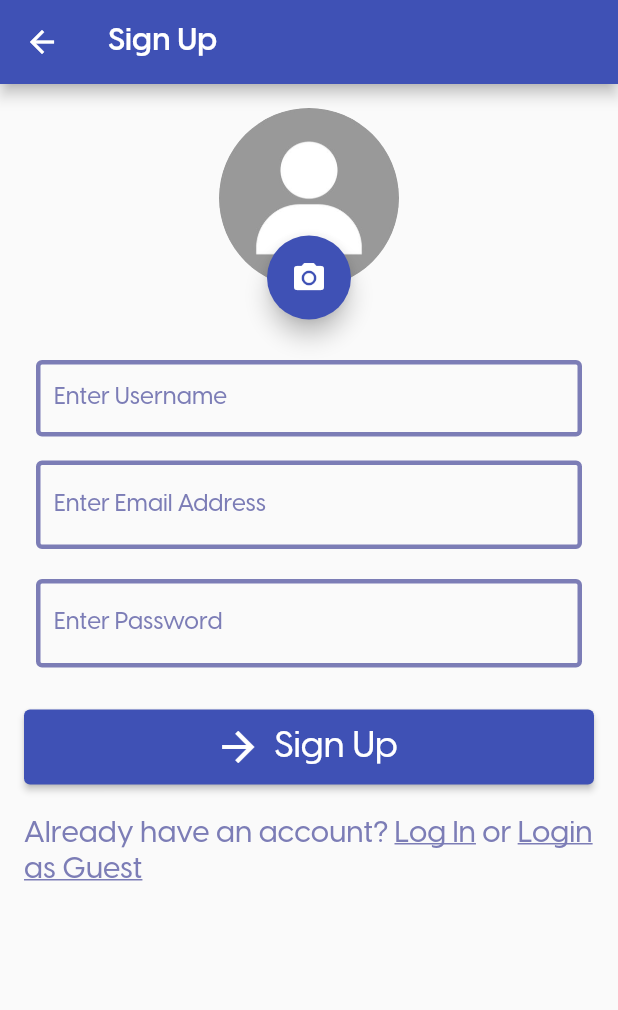
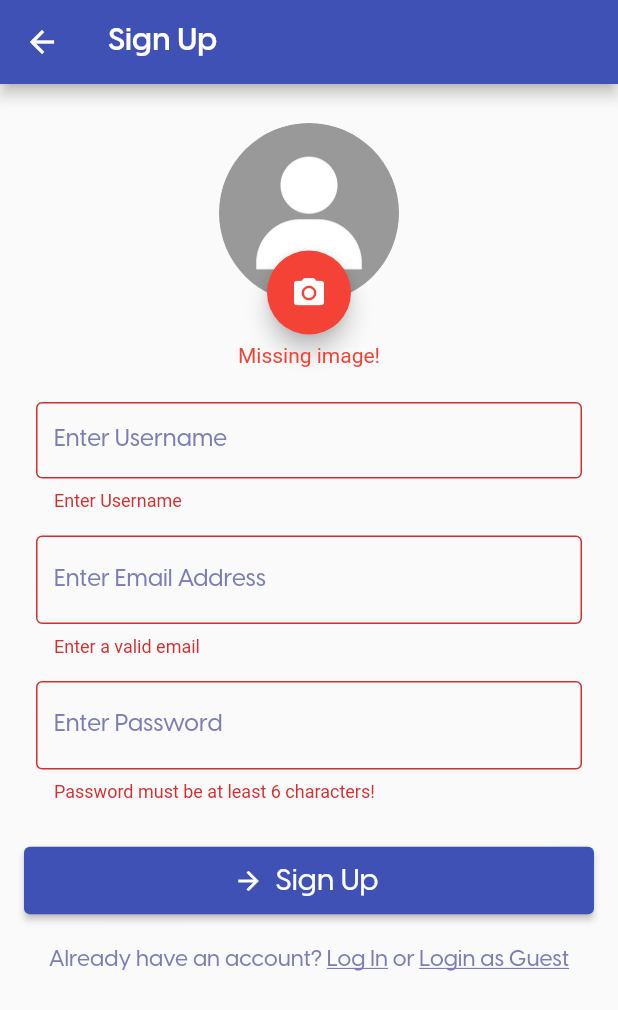
Before and after one commit to Fabian-Peter/mobile-app-dev, a Flutter app: the SignUpScreen screen opened directly with empty values, after a tap on "Sign Up", on a phone screen of 412 x 824 dp. Shown: the top 1010 px of the screen. Run offline on Flutter 3.47's test engine with Material 2 defaults, Android fonts, the light colour scheme and no system bars; our stand-ins replace badges, cached_network_image, email_validator, firebase_auth, firebase_core, firebase_database and 4 more; missing offline and left inert: firebase_ui_auth; accounts and stored records are empty; network calls fail; statements that could not run were skipped.

Commit message:
more validators

```diff
--- a/DiaBeatThis/lib/screens/createRecipe_screen.dart
+++ b/DiaBeatThis/lib/screens/createRecipe_screen.dart
@@ -244,6 +244,9 @@ class _CreateRecipeScreenState extends State<CreateRecipeScreen> {
         Padding(
           padding: const EdgeInsets.all(9.0),
           child: TextFormField(
+            inputFormatters: [
+              LengthLimitingTextInputFormatter(17),
+            ],
             autovalidateMode: AutovalidateMode.onUserInteraction,
             validator: (value) {
               if (value!.isEmpty) {
@@ -286,6 +289,9 @@ class _CreateRecipeScreenState extends State<CreateRecipeScreen> {
         Padding(
           padding: const EdgeInsets.all(8.0),
           child: TextFormField(
+            inputFormatters: [
+              LengthLimitingTextInputFormatter(150),
+            ],
             autovalidateMode: AutovalidateMode.onUserInteraction,
             validator: (value) {
               if (value!.isEmpty) {
--- a/DiaBeatThis/lib/screens/signUp_screen.dart
+++ b/DiaBeatThis/lib/screens/signUp_screen.dart
@@ -43,8 +43,13 @@ class _SignUpScreen extends State<SignUpScreen> {
   late String name;
   File? image;
   var uuid = Uuid();
+  bool isImageMissing = false;
 
   Future pickImage(ImageSource source) async {
+    setState(() {
+      isImageMissing = false;
+      return;
+    });
     try {
       final image = await ImagePicker().pickImage(source: source);
       if (image == null) return;
@@ -118,6 +123,7 @@ class _SignUpScreen extends State<SignUpScreen> {
           child: Column(
             mainAxisAlignment: MainAxisAlignment.center,
             children: [
+              SizedBox(height: 10),
               Stack(clipBehavior: Clip.none, children: [
                 Container(
                     height: 120.0,
@@ -136,18 +142,29 @@ class _SignUpScreen extends State<SignUpScreen> {
                     left: 32,
                     child: FloatingActionButton(
                       heroTag: "btn1",
-                      backgroundColor: COLOR_INDIGO,
+                      backgroundColor:
+                          isImageMissing ? Colors.red : COLOR_INDIGO,
                       foregroundColor: Colors.white,
                       onPressed: () {
                         _pictureEditBottomSheet(context);
                       },
-                      child: Icon(Icons.camera_alt),
+                      child: const Icon(Icons.camera_alt),
                     )),
               ]),
-              const SizedBox(height: 40),
+              const SizedBox(
+                height: 27,
+              ),
+              isImageMissing
+                  ? const Text("Missing image!",
+                      style: TextStyle(color: Colors.red))
+                  : SizedBox(),
+              const SizedBox(height: 15),
               Padding(
                 padding: const EdgeInsets.all(8.0),
                 child: TextFormField(
+                  inputFormatters: [
+                    LengthLimitingTextInputFormatter(15),
+                  ],
                   controller: usernameController,
                   decoration: const InputDecoration(
                     labelText: "Enter Username",
@@ -155,8 +172,7 @@ class _SignUpScreen extends State<SignUpScreen> {
                         fontFamily: "VisbyMedium", color: COLOR_INDIGO_LIGHT),
                     isDense: true,
                     enabledBorder: OutlineInputBorder(
-                        borderSide:
-                            BorderSide(color: COLOR_INDIGO_LIGHT, width: 3.0)),
+                        borderSide: BorderSide(color: COLOR_INDIGO_LIGHT)),
                     border: OutlineInputBorder(
                       borderSide: BorderSide(
                         color: COLOR_INDIGO_LIGHT,
@@ -184,8 +200,7 @@ class _SignUpScreen extends State<SignUpScreen> {
                     labelStyle: TextStyle(
                         fontFamily: "VisbyMedium", color: COLOR_INDIGO_LIGHT),
                     enabledBorder: OutlineInputBorder(
-                        borderSide:
-                            BorderSide(color: COLOR_INDIGO_LIGHT, width: 3.0)),
+                        borderSide: BorderSide(color: COLOR_INDIGO_LIGHT)),
                     border: OutlineInputBorder(
                       borderSide: BorderSide(
                         color: COLOR_INDIGO_LIGHT,
@@ -200,7 +215,6 @@ class _SignUpScreen extends State<SignUpScreen> {
                           : null,
                 ),
               ),
-              const SizedBox(height: 4),
               Padding(
                 padding: const EdgeInsets.all(8.0),
                 child: TextFormField(
@@ -211,8 +225,7 @@ class _SignUpScreen extends State<SignUpScreen> {
                     labelStyle: TextStyle(
                         fontFamily: "VisbyMedium", color: COLOR_INDIGO_LIGHT),
                     enabledBorder: OutlineInputBorder(
-                        borderSide:
-                            BorderSide(color: COLOR_INDIGO_LIGHT, width: 3.0)),
+                        borderSide: BorderSide(color: COLOR_INDIGO_LIGHT)),
                     border: OutlineInputBorder(
                       borderSide: BorderSide(
                         color: COLOR_INDIGO_LIGHT,
@@ -230,11 +243,11 @@ class _SignUpScreen extends State<SignUpScreen> {
               const SizedBox(height: 20),
               ElevatedButton.icon(
                 style: ElevatedButton.styleFrom(
-                    minimumSize: const Size.fromHeight(50)),
-                icon: const Icon(Icons.arrow_forward, size: 32),
+                    minimumSize: const Size.fromHeight(45)),
+                icon: const Icon(Icons.arrow_forward, size: 20),
                 label: const Text(
                   "Sign Up",
-                  style: TextStyle(fontFamily: "VisbyMedium", fontSize: 24),
+                  style: TextStyle(fontFamily: "VisbyMedium", fontSize: 20),
                 ),
                 onPressed: signUp,
               ),
@@ -244,7 +257,7 @@ class _SignUpScreen extends State<SignUpScreen> {
                 style: const TextStyle(
                     fontFamily: "VisbyMedium",
                     color: COLOR_INDIGO_LIGHT,
-                    fontSize: 20),
+                    fontSize: 15),
                 text: "Already have an account? ",
                 children: [
                   TextSpan(
@@ -279,9 +292,16 @@ class _SignUpScreen extends State<SignUpScreen> {
   }
 
   Future signUp() async {
-    String imageURL = await uploadPicture(image!);
     final isValid = formKey.currentState!.validate();
+    if (image == null) {
+      setState(() {
+        isImageMissing = true;
+        return;
+      });
+    }
     if (!isValid) return;
+
+    if (image != null && !isImageMissing) {
       showDialog(
         context: context,
         barrierDismissible: false,
@@ -289,6 +309,7 @@ class _SignUpScreen extends State<SignUpScreen> {
       );
 
       try {
+        String imageURL = await uploadPicture(image!);
         await firebaseAuth
             .createUserWithEmailAndPassword(
                 email: emailController.text.trim(),
@@ -308,6 +329,7 @@ class _SignUpScreen extends State<SignUpScreen> {
 
       navigatorKey.currentState!.popUntil((route) => route.isFirst);
     }
+  }
 
   Future guestLogin() async {
     await firebaseAuth.signInAnonymously();
```
Also changed, not shown: DiaBeatThis/lib/screens/login_screen.dart (+35 -12 lines). Lines whose indentation alone changed are shown as unchanged.
